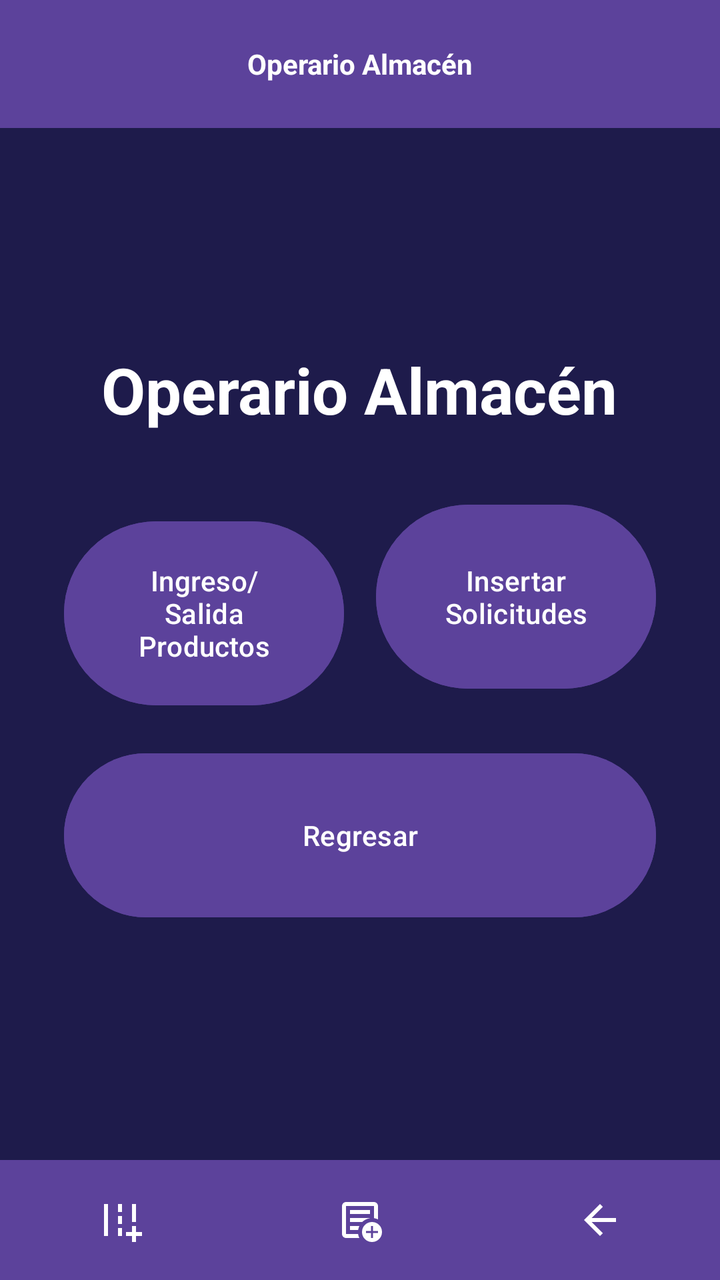
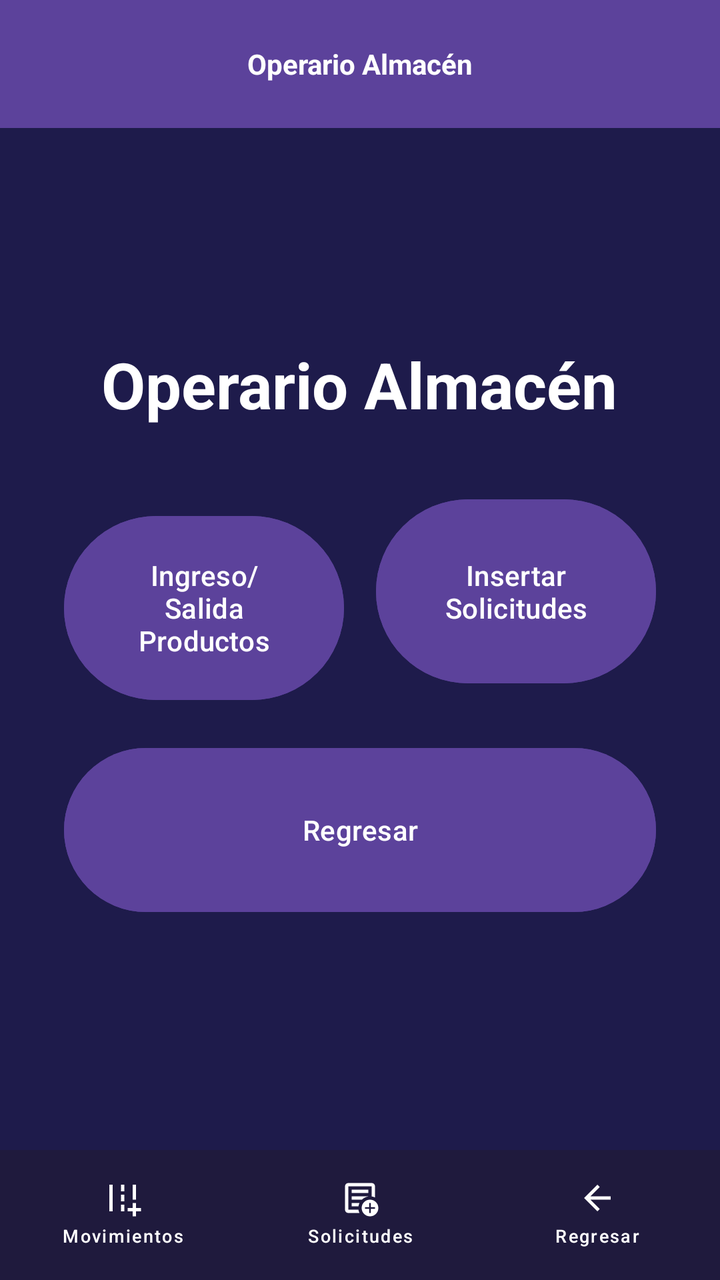

Two renders of the same Android screen: before a commit and after it. Below are the layout's source before the change and the commit's diff.
<!-- AndroidManifest.xml: application theme Theme.AlcamenProyectoFinal -->
<!-- res/layout/activity_frm_operario_almacen.xml -->
<?xml version="1.0" encoding="utf-8"?>
<RelativeLayout xmlns:android="http://schemas.android.com/apk/res/android"
    xmlns:app="http://schemas.android.com/apk/res-auto"
    android:layout_width="match_parent"
    android:layout_height="match_parent"
    android:id="@+id/main"
    android:background="#1E1B4B">

    
    <com.google.android.material.appbar.MaterialToolbar
        android:id="@+id/headerOperarioAlmacen"
        android:layout_width="match_parent"
        android:layout_height="?attr/actionBarSize"
        android:layout_alignParentTop="true"
        android:background="#5C429B"
        app:title="Operario Almacén"
        app:titleCentered="true"
        app:titleTextAppearance="@style/ToolbarTitleStyle"
        app:titleTextColor="@android:color/white" />

    
    <LinearLayout
        android:layout_width="match_parent"
        android:layout_height="match_parent"
        android:layout_above="@id/footerOperarioAlmacen"
        android:layout_below="@id/headerOperarioAlmacen"
        android:gravity="center"
        android:orientation="vertical">

        <TextView
            android:layout_width="wrap_content"
            android:layout_height="wrap_content"
            android:layout_marginBottom="24dp"
            android:text="Operario Almacén"
            android:textColor="@android:color/white"
            android:textSize="32sp"
            android:textStyle="bold" />

        <GridLayout
            android:layout_width="wrap_content"
            android:layout_height="wrap_content"
            android:columnCount="2"
            android:rowCount="2">

            
            <Button
                android:id="@+id/btnIngresoSalidaProductos"
                android:layout_width="140dp"
                android:layout_height="100dp"
                android:layout_margin="8dp"
                android:backgroundTint="#5C429B"
                android:text="Ingreso/Salida\nProductos" />

            <Button
                android:id="@+id/btnInsertarSolicitudes"
                android:layout_width="140dp"
                android:layout_height="100dp"
                android:layout_margin="8dp"
                android:backgroundTint="#5C429B"
                android:text="Insertar\nSolicitudes" />

            
            <Button
                android:id="@+id/btnRegresarCentral"
                android:layout_width="296dp"
                android:layout_height="90dp"
                android:layout_row="1"
                android:layout_column="0"
                android:layout_columnSpan="2"
                android:layout_gravity="center_horizontal"
                android:layout_margin="8dp"
                android:backgroundTint="#5C429B"
                android:text="Regresar" />

        </GridLayout>

    </LinearLayout>

    
    <LinearLayout
        android:id="@+id/footerOperarioAlmacen"
        android:layout_width="match_parent"
        android:layout_height="60dp"
        android:layout_alignParentBottom="true"
        android:background="#5C429B"
        android:gravity="center_vertical"
        android:orientation="horizontal">

        <ImageButton
            android:id="@+id/btnIngresoSalida"
            android:layout_width="0dp"
            android:layout_height="match_parent"
            android:layout_weight="1"
            android:background="?attr/selectableItemBackgroundBorderless"
            android:contentDescription="Ingreso/Salida Productos"
            android:src="@drawable/ic_swap_horiz"
            app:tint="@android:color/white" />

        <ImageButton
            android:id="@+id/btnSolicitudes"
            android:layout_width="0dp"
            android:layout_height="match_parent"
            android:layout_weight="1"
            android:background="?attr/selectableItemBackgroundBorderless"
            android:contentDescription="Insertar Solicitudes"
            android:src="@drawable/ic_note_add"
            app:tint="@android:color/white" />

        <ImageButton
            android:id="@+id/btnRegresar"
            android:layout_width="0dp"
            android:layout_height="match_parent"
            android:layout_weight="1"
            android:background="?attr/selectableItemBackgroundBorderless"
            android:contentDescription="Regresar"
            android:src="@drawable/ic_arrow_back"
            app:tint="@android:color/white" />

    </LinearLayout>

</RelativeLayout>
<!-- resources referenced by this layout -->
<resources>
  <!-- drawable ic_arrow_back (drawable) -->
  <vector xmlns:android="http://schemas.android.com/apk/res/android" android:autoMirrored="true" android:height="24dp" android:tint="#000000" android:viewportHeight="960" android:viewportWidth="960" android:width="24dp">
        
      <path android:fillColor="@android:color/white" android:pathData="M313,520L537,744L480,800L160,480L480,160L537,216L313,440L800,440L800,520L313,520Z"/>
      
  </vector>
  <!-- drawable ic_note_add (drawable) -->
  <vector xmlns:android="http://schemas.android.com/apk/res/android" android:height="24dp" android:tint="#000000" android:viewportHeight="960" android:viewportWidth="960" android:width="24dp">
        
      <path android:fillColor="@android:color/white" android:pathData="M200,840Q167,840 143.5,816.5Q120,793 120,760L120,200Q120,167 143.5,143.5Q167,120 200,120L760,120Q793,120 816.5,143.5Q840,167 840,200L840,468Q821,459 801,452.5Q781,446 760,443L760,200Q760,200 760,200Q760,200 760,200L200,200Q200,200 200,200Q200,200 200,200L200,760Q200,760 200,760Q200,760 200,760L442,760Q445,782 451.5,802Q458,822 467,840L200,840ZM200,720Q200,731 200,740.5Q200,750 200,760L200,760Q200,760 200,760Q200,760 200,760L200,200Q200,200 200,200Q200,200 200,200L200,200Q200,200 200,200Q200,200 200,200L200,443Q200,441 200,440.5Q200,440 200,440Q200,440 200,522Q200,604 200,720ZM280,680L443,680Q446,659 452.5,639Q459,619 467,600L280,600L280,680ZM280,520L524,520Q556,490 595.5,470Q635,450 680,443L680,440L280,440L280,520ZM280,360L680,360L680,280L280,280L280,360ZM720,920Q637,920 578.5,861.5Q520,803 520,720Q520,637 578.5,578.5Q637,520 720,520Q803,520 861.5,578.5Q920,637 920,720Q920,803 861.5,861.5Q803,920 720,920ZM700,840L740,840L740,740L840,740L840,700L740,700L740,600L700,600L700,700L600,700L600,740L700,740L700,840Z"/>
      
  </vector>
  <!-- drawable ic_swap_horiz (drawable) -->
  <vector xmlns:android="http://schemas.android.com/apk/res/android" android:height="24dp" android:tint="#000000" android:viewportHeight="960" android:viewportWidth="960" android:width="24dp">
        
      <path android:fillColor="@android:color/white" android:pathData="M720,920L720,800L600,800L600,720L720,720L720,600L800,600L800,720L920,720L920,800L800,800L800,920L720,920ZM720,520L720,160L800,160L800,520L720,520ZM160,800L160,160L240,160L240,800L160,800ZM440,320L440,160L520,160L520,320L440,320ZM440,560L440,400L520,400L520,560L440,560ZM440,800L440,640L520,640L520,800L440,800Z"/>
      
  </vector>
  <style name="ToolbarTitleStyle">
          <item name="android:textStyle">bold</item>
          <item name="android:fontFamily">sans-serif</item>
      </style>
  <style name="Theme.AlcamenProyectoFinal" parent="Base.Theme.AlcamenProyectoFinal" />
  <style name="Base.Theme.AlcamenProyectoFinal" parent="Theme.Material3.DayNight.NoActionBar">
          
          
      </style>
</resources>

<!-- the commit's change to res/layout/activity_frm_operario_almacen.xml (unified diff, before → after) -->
@@ -43,23 +43,20 @@
             android:rowCount="2">
 
             
-            <Button
-                android:id="@+id/btnIngresoSalidaProductos"
-                android:layout_width="140dp"
-                android:layout_height="100dp"
-                android:layout_margin="8dp"
-                android:backgroundTint="#5C429B"
-                android:text="Ingreso/Salida\nProductos" />
+
+            
 
             <Button
                 android:id="@+id/btnInsertarSolicitudes"
                 android:layout_width="140dp"
                 android:layout_height="100dp"
+                android:layout_row="0"
+                android:layout_column="1"
                 android:layout_margin="8dp"
                 android:backgroundTint="#5C429B"
+                android:textColor="@color/white"
                 android:text="Insertar\nSolicitudes" />
 
-            
             <Button
                 android:id="@+id/btnRegresarCentral"
                 android:layout_width="296dp"
@@ -70,7 +67,19 @@
                 android:layout_gravity="center_horizontal"
                 android:layout_margin="8dp"
                 android:backgroundTint="#5C429B"
+                android:textColor="@color/white"
                 android:text="Regresar" />
+
+            <Button
+                android:id="@+id/btnIngresoSalidaProductos"
+                android:layout_width="140dp"
+                android:layout_height="100dp"
+                android:layout_row="0"
+                android:layout_column="0"
+                android:layout_margin="8dp"
+                android:backgroundTint="#5C429B"
+                android:textColor="@color/white"
+                android:text="Ingreso/Salida\nProductos" />
 
         </GridLayout>
 
@@ -80,41 +89,70 @@
     <LinearLayout
         android:id="@+id/footerOperarioAlmacen"
         android:layout_width="match_parent"
-        android:layout_height="60dp"
+        android:layout_height="65dp"
         android:layout_alignParentBottom="true"
-        android:background="#5C429B"
+        android:background="#1F1A3D"
         android:gravity="center_vertical"
-        android:orientation="horizontal">
+        android:orientation="horizontal"
+        android:paddingHorizontal="2dp"
+        android:paddingVertical="4dp">
 
-        <ImageButton
+        
+        <com.google.android.material.button.MaterialButton
             android:id="@+id/btnIngresoSalida"
+            style="@style/Widget.MaterialComponents.Button.TextButton"
             android:layout_width="0dp"
             android:layout_height="match_parent"
             android:layout_weight="1"
-            android:background="?attr/selectableItemBackgroundBorderless"
-            android:contentDescription="Ingreso/Salida Productos"
-            android:src="@drawable/ic_swap_horiz"
-            app:tint="@android:color/white" />
+            android:paddingLeft="0dp"
+            android:paddingRight="0dp"
+            android:text="Movimientos"
+            android:textColor="@android:color/white"
+            android:textSize="9sp"
+            app:icon="@drawable/ic_swap_horiz"
+            app:iconGravity="top"
+            app:iconPadding="1dp"
+            app:iconSize="20dp"
+            app:iconTint="@android:color/white"
+            app:textAllCaps="false" />
 
-        <ImageButton
+        
+        <com.google.android.material.button.MaterialButton
             android:id="@+id/btnSolicitudes"
+            style="@style/Widget.MaterialComponents.Button.TextButton"
             android:layout_width="0dp"
             android:layout_height="match_parent"
             android:layout_weight="1"
-            android:background="?attr/selectableItemBackgroundBorderless"
-            android:contentDescription="Insertar Solicitudes"
-            android:src="@drawable/ic_note_add"
-            app:tint="@android:color/white" />
+            android:paddingLeft="0dp"
+            android:paddingRight="0dp"
+            android:text="Solicitudes"
+            android:textColor="@android:color/white"
+            android:textSize="9sp"
+            app:icon="@drawable/ic_note_add"
+            app:iconGravity="top"
+            app:iconPadding="1dp"
+            app:iconSize="20dp"
+            app:iconTint="@android:color/white"
+            app:textAllCaps="false" />
 
-        <ImageButton
+        
+        <com.google.android.material.button.MaterialButton
             android:id="@+id/btnRegresar"
+            style="@style/Widget.MaterialComponents.Button.TextButton"
             android:layout_width="0dp"
             android:layout_height="match_parent"
             android:layout_weight="1"
-            android:background="?attr/selectableItemBackgroundBorderless"
-            android:contentDescription="Regresar"
-            android:src="@drawable/ic_arrow_back"
-            app:tint="@android:color/white" />
+            android:paddingLeft="0dp"
+            android:paddingRight="0dp"
+            android:text="Regresar"
+            android:textColor="@android:color/white"
+            android:textSize="9sp"
+            app:icon="@drawable/ic_arrow_back"
+            app:iconGravity="top"
+            app:iconPadding="1dp"
+            app:iconSize="20dp"
+            app:iconTint="@android:color/white"
+            app:textAllCaps="false" />
 
     </LinearLayout>
 
<!-- resource entries referenced after the edit -->
@@ -1,5 +1,6 @@
 <!-- resources referenced by this layout -->
 <resources>
+  <color name="white">#FFFFFFFF</color>
   <!-- drawable ic_arrow_back (drawable) -->
   <vector xmlns:android="http://schemas.android.com/apk/res/android" android:autoMirrored="true" android:height="24dp" android:tint="#000000" android:viewportHeight="960" android:viewportWidth="960" android:width="24dp">
         
